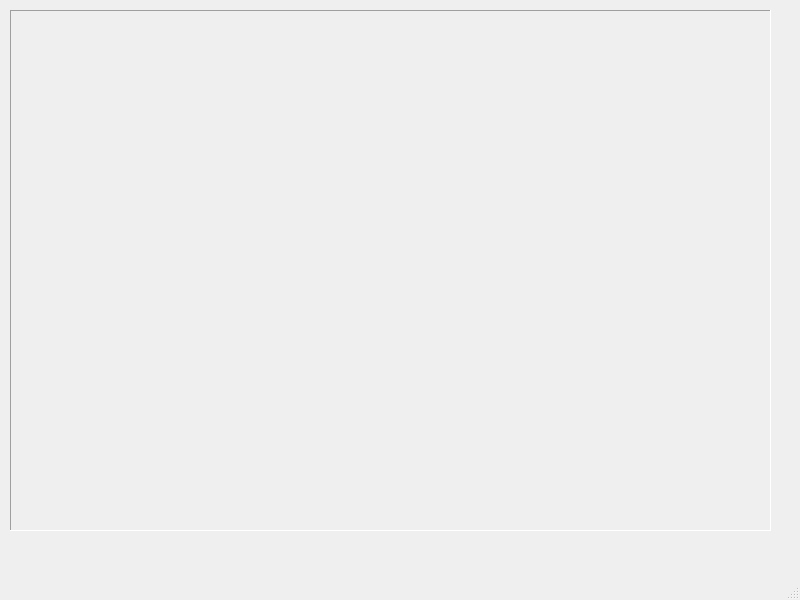
mathbarc/multiview-futtracker, file Software/View/forms/multiview_futtracker_mainwindow.ui: the form before one commit.
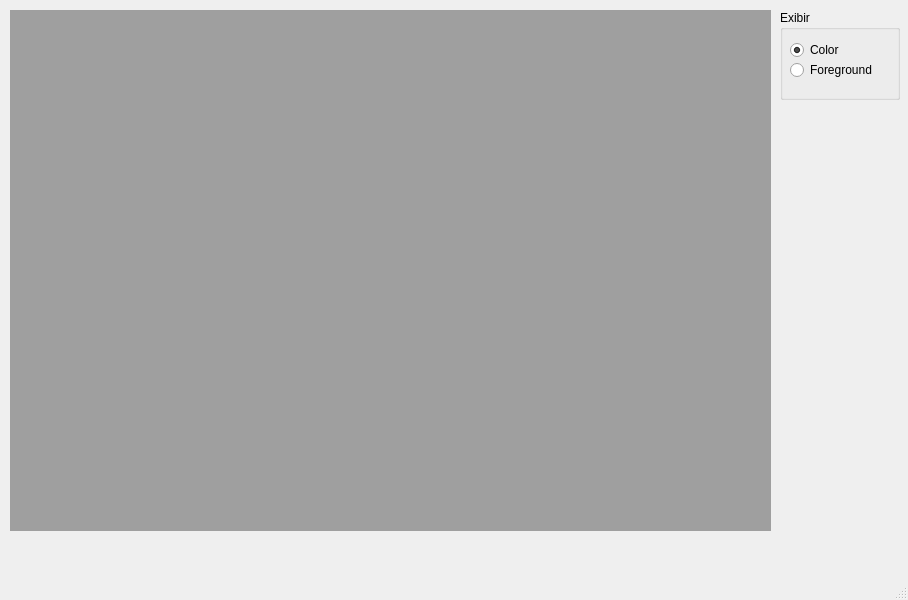
The form after the commit.

Diff of the .ui file:
```diff
--- a/Software/View/forms/multiview_futtracker_mainwindow.ui
+++ b/Software/View/forms/multiview_futtracker_mainwindow.ui
@@ -6,7 +6,7 @@
    <rect>
     <x>0</x>
     <y>0</y>
-    <width>800</width>
+    <width>908</width>
     <height>600</height>
    </rect>
   </property>
@@ -17,45 +17,78 @@
    <string notr="true"/>
   </property>
   <widget class="QWidget" name="centralwidget">
-   <widget class="QMdiArea" name="mdiArea">
+   <widget class="QGroupBox" name="groupBox">
     <property name="geometry">
      <rect>
-      <x>10</x>
+      <x>780</x>
       <y>10</y>
-      <width>761</width>
-      <height>521</height>
+      <width>120</width>
+      <height>90</height>
      </rect>
     </property>
     <property name="sizePolicy">
-     <sizepolicy hsizetype="Maximum" vsizetype="Maximum">
+     <sizepolicy hsizetype="Fixed" vsizetype="Fixed">
       <horstretch>0</horstretch>
       <verstretch>0</verstretch>
      </sizepolicy>
     </property>
-    <property name="autoFillBackground">
+    <property name="title">
+     <string>Exibir</string>
+    </property>
+    <property name="flat">
      <bool>false</bool>
     </property>
-    <property name="frameShape">
-     <enum>QFrame::Panel</enum>
+    <property name="checkable">
+     <bool>false</bool>
     </property>
-    <property name="frameShadow">
-     <enum>QFrame::Sunken</enum>
+    <widget class="QRadioButton" name="radioButton_color">
+     <property name="geometry">
+      <rect>
+       <x>10</x>
+       <y>30</y>
+       <width>95</width>
+       <height>20</height>
+      </rect>
+     </property>
+     <property name="text">
+      <string>Color</string>
+     </property>
+     <property name="checked">
+      <bool>true</bool>
+     </property>
+    </widget>
+    <widget class="QRadioButton" name="radioButton_foreground">
+     <property name="geometry">
+      <rect>
+       <x>10</x>
+       <y>50</y>
+       <width>95</width>
+       <height>20</height>
+      </rect>
+     </property>
+     <property name="text">
+      <string>Foreground</string>
+     </property>
+    </widget>
+   </widget>
+   <widget class="QMdiArea" name="mdiArea">
+    <property name="geometry">
+     <rect>
+      <x>10</x>
+      <y>10</y>
+      <width>761</width>
+      <height>521</height>
+     </rect>
     </property>
-    <property name="background">
-     <brush brushstyle="NoBrush">
-      <color alpha="255">
-       <red>136</red>
-       <green>142</green>
-       <blue>147</blue>
-      </color>
-     </brush>
+    <property name="verticalScrollBarPolicy">
+     <enum>Qt::ScrollBarAsNeeded</enum>
+    </property>
+    <property name="horizontalScrollBarPolicy">
+     <enum>Qt::ScrollBarAsNeeded</enum>
     </property>
     <property name="viewMode">
      <enum>QMdiArea::SubWindowView</enum>
     </property>
-    <property name="tabsClosable">
-     <bool>true</bool>
-    </property>
    </widget>
   </widget>
   <widget class="QMenuBar" name="menubar">
```
Left out of the diff: 2 changed lines with no effect on the pictures.
